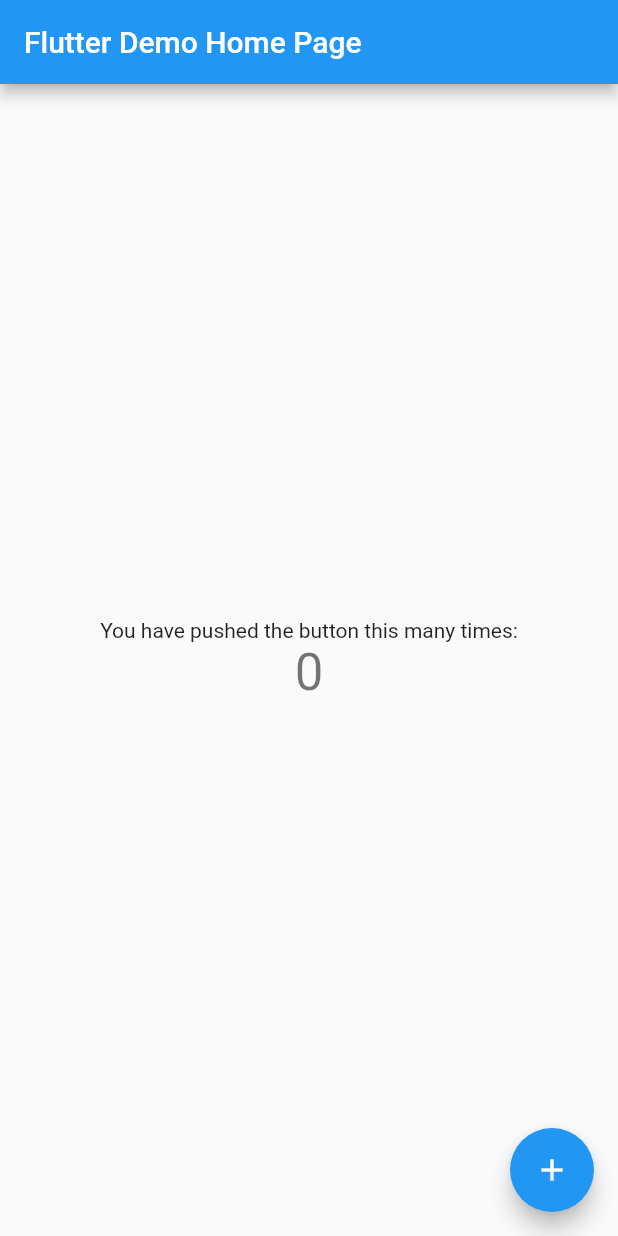
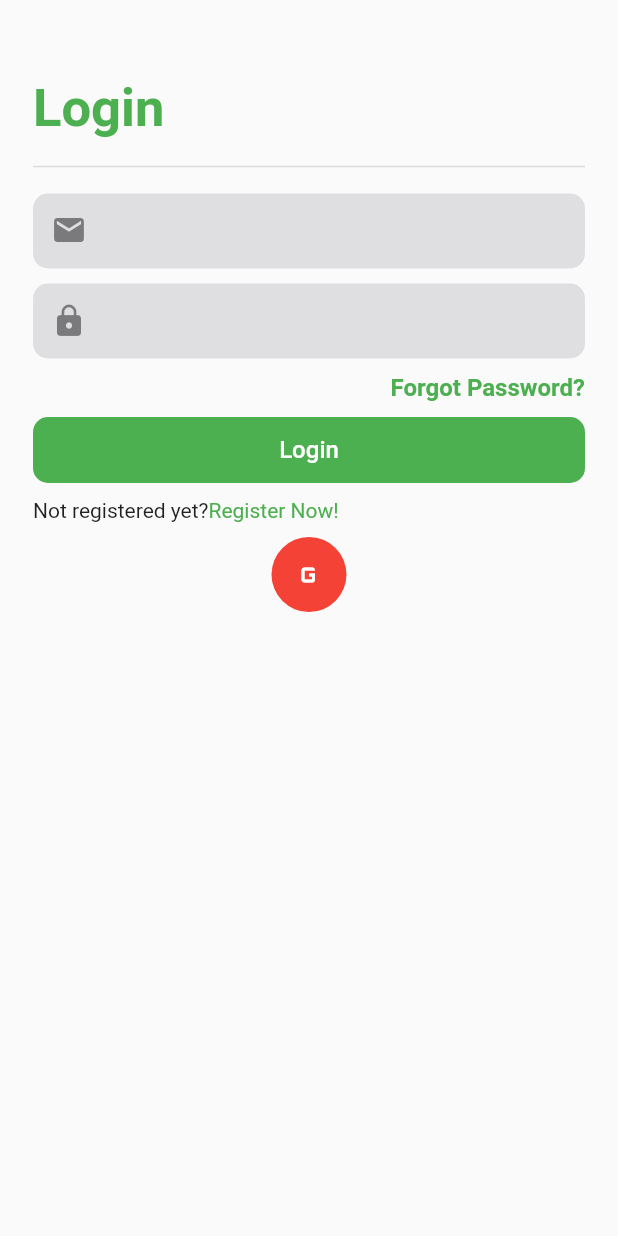
Before and after one commit to mayankbhootra/boilerplate_clean_riverpod, a Flutter app: the screen it shows after launch, on a phone screen of 412 x 824 dp. Run offline on Flutter 3.47's test engine with Material 2 defaults, Android fonts, the light colour scheme and no system bars.

Commit message:
add login page

```diff
--- /dev/null
+++ b/lib/features/presentation/pages/login_page.dart
@@ -0,0 +1,135 @@
+import 'package:boilerplate_login/features/presentation/widgets/container_button_widget.dart';
+import 'package:boilerplate_login/features/presentation/widgets/header_widget.dart';
+import 'package:boilerplate_login/features/presentation/widgets/textfield_container_widget.dart';
+import 'package:boilerplate_login/features/presentation/widgets/textfield_password_container_widget.dart';
+import 'package:boilerplate_login/features/presentation/widgets/theme/style.dart';
+import 'package:flutter/material.dart';
+
+class LoginPage extends StatefulWidget {
+  const LoginPage({Key? key}) : super(key: key);
+
+  @override
+  State<LoginPage> createState() => _LoginPageState();
+}
+
+class _LoginPageState extends State<LoginPage> {
+  TextEditingController _emailController = TextEditingController();
+  TextEditingController _passwordController = TextEditingController();
+
+  @override
+  void dispose() {
+    _emailController.dispose();
+    _passwordController.dispose();
+    super.dispose();
+  }
+
+  @override
+  Widget build(BuildContext context) {
+    return Scaffold(
+      body: SingleChildScrollView(
+        child: Container(
+          padding: const EdgeInsets.symmetric(vertical: 32, horizontal: 22),
+          child: Column(
+            children: [
+              const HeaderWidget(title: "Login"),
+              TextFieldContainerWidget(
+                controller: _emailController,
+                prefixIcon: Icons.email,
+                keyboardType: TextInputType.emailAddress,
+              ),
+              const SizedBox(
+                height: 10,
+              ),
+              TextFieldPasswordContainerWidget(
+                controller: _passwordController,
+                prefixIcon: Icons.lock,
+                keyboardType: TextInputType.visiblePassword,
+              ),
+              const SizedBox(
+                height: 10,
+              ),
+              _forgotPasswordWidget(),
+              const SizedBox(
+                height: 10,
+              ),
+              ContainerButtonWidget(
+                  title: "Login",
+                  onTap: () {
+                    print('login done!');
+                  }),
+              const SizedBox(
+                height: 10,
+              ),
+              _rowTextWidget(),
+              const SizedBox(
+                height: 10,
+              ),
+              _rowGoogleWidget(),
+            ],
+          ),
+        ),
+      ),
+    );
+  }
+}
+
+Widget _forgotPasswordWidget() {
+  return Row(
+    mainAxisAlignment: MainAxisAlignment.spaceBetween,
+    children: [
+      const Text(""),
+      Text(
+        "Forgot Password?",
+        style: TextStyle(
+          color: greenColor,
+          fontSize: 16,
+          fontWeight: FontWeight.w700,
+        ),
+      ),
+    ],
+  );
+}
+
+Widget _rowTextWidget() {
+  return Row(
+    children: [
+      const Text('Not registered yet?'),
+      InkWell(
+        onTap: () {
+          //FIXME: navigate to register page...
+        },
+        child: Text(
+          'Register Now!',
+          style: TextStyle(
+            color: greenColor,
+          ),
+        ),
+      )
+    ],
+  );
+}
+
+Widget _rowGoogleWidget() {
+  return Row(
+    mainAxisAlignment: MainAxisAlignment.center,
+    children: [
+      InkWell(
+        onTap: (){
+          //FIXME: google login...
+        },
+        child: Container(
+          height: 50,
+          width: 50,
+          decoration: BoxDecoration(
+            borderRadius: BorderRadius.circular(50),
+            color: Colors.red,
+          ),
+          child: Icon(
+            Icons.g_mobiledata,
+            color: Colors.white,
+          ),
+        ),
+      )
+    ],
+  );
+}
--- /dev/null
+++ b/lib/features/presentation/widgets/container_button_widget.dart
@@ -0,0 +1,36 @@
+import 'package:boilerplate_login/features/presentation/widgets/theme/style.dart';
+import 'package:flutter/material.dart';
+
+class ContainerButtonWidget extends StatelessWidget {
+  final String title;
+  final VoidCallback? onTap;
+  const ContainerButtonWidget({
+    Key? key,
+    required this.title,
+    this.onTap,
+  }) : super(key: key);
+
+  @override
+  Widget build(BuildContext context) {
+    return InkWell(
+      onTap: onTap,
+      child: Container(
+        height: 44,
+        width: MediaQuery.of(context).size.width,
+        decoration: BoxDecoration(
+          color: greenColor,
+          borderRadius: BorderRadius.circular(10),
+        ),
+        alignment: Alignment.center,
+        child: Text(
+          title,
+          style: const TextStyle(
+            color: Colors.white,
+            fontSize: 16,
+            fontWeight: FontWeight.w500,
+          ),
+        ),
+      ),
+    );
+  }
+}
--- /dev/null
+++ b/lib/features/presentation/widgets/header_widget.dart
@@ -0,0 +1,36 @@
+import 'package:flutter/material.dart';
+
+import 'package:boilerplate_login/features/presentation/widgets/theme/style.dart';
+
+class HeaderWidget extends StatelessWidget {
+  final String title;
+  const HeaderWidget({Key? key,required this.title}) : super(key: key);
+
+  @override
+  Widget build(BuildContext context) {
+    return Column(
+      children: [
+        SizedBox(
+          height: 20,
+        ),
+        Container(
+          alignment: Alignment.topLeft,
+          child: Text(
+            title,
+            style: TextStyle(
+                fontSize: 35, color: greenColor, fontWeight: FontWeight.w700),
+          ),
+        ),
+        SizedBox(
+          height: 10,
+        ),
+        Divider(
+          thickness: 1,
+        ),
+        SizedBox(
+          height: 10,
+        ),
+      ],
+    );
+  }
+}
--- /dev/null
+++ b/lib/features/presentation/widgets/textfield_container_widget.dart
@@ -0,0 +1,34 @@
+import 'package:boilerplate_login/features/presentation/widgets/theme/style.dart';
+import 'package:flutter/material.dart';
+
+class TextFieldContainerWidget extends StatelessWidget {
+  final TextEditingController? controller;
+  final IconData? prefixIcon;
+  final TextInputType? keyboardType;
+  const TextFieldContainerWidget({
+    Key? key,
+    this.controller,
+    this.prefixIcon,
+    this.keyboardType,
+  }) : super(key: key);
+
+  @override
+  Widget build(BuildContext context) {
+    return Container(
+      height: 50,
+      width: MediaQuery.of(context).size.width,
+      decoration: BoxDecoration(
+        color: color747480.withOpacity(0.2),
+        borderRadius: BorderRadius.circular(10),
+      ),
+      child: TextField(
+        keyboardType: keyboardType,
+        controller: controller,
+        decoration: InputDecoration(
+          border: InputBorder.none,
+          prefixIcon: Icon(prefixIcon),
+        ),
+      ),
+    );
+  }
+}
--- /dev/null
+++ b/lib/features/presentation/widgets/textfield_password_container_widget.dart
@@ -0,0 +1,53 @@
+import 'package:boilerplate_login/features/presentation/widgets/theme/style.dart';
+import 'package:flutter/material.dart';
+
+class TextFieldPasswordContainerWidget extends StatefulWidget {
+  final TextEditingController? controller;
+  final IconData? prefixIcon;
+  final TextInputType? keyboardType;
+  const TextFieldPasswordContainerWidget({
+    Key? key,
+    this.controller,
+    this.prefixIcon,
+    this.keyboardType,
+  }) : super(key: key);
+
+  @override
+  State<TextFieldPasswordContainerWidget> createState() =>
+      _TextFieldPasswordContainerWidgetState();
+}
+
+class _TextFieldPasswordContainerWidgetState
+    extends State<TextFieldPasswordContainerWidget> {
+  bool isObscureText = true;
+
+  @override
+  Widget build(BuildContext context) {
+    return Container(
+      height: 50,
+      width: MediaQuery.of(context).size.width,
+      decoration: BoxDecoration(
+        color: color747480.withOpacity(0.2),
+        borderRadius: BorderRadius.circular(10),
+      ),
+      child: TextField(
+        obscureText: isObscureText,
+        keyboardType: widget.keyboardType,
+        controller: widget.controller,
+        decoration: InputDecoration(
+          border: InputBorder.none,
+          prefixIcon: Icon(widget.prefixIcon),
+          suffix: InkWell(
+            onTap: () {
+              setState(() {
+                isObscureText = !isObscureText;
+              });
+            },
+            child: Icon(
+                isObscureText ? Icons.remove_red_eye : Icons.panorama_fish_eye),
+          ),
+        ),
+      ),
+    );
+  }
+}
--- /dev/null
+++ b/lib/features/presentation/widgets/theme/style.dart
@@ -0,0 +1,13 @@
+import 'package:flutter/material.dart';
+
+final Color darkPrimaryColor = Color.fromRGBO(56,142,60, 1);
+final Color lightPrimaryColor = Color.fromRGBO(200,230,201, 1);
+final Color primaryColor = Color.fromRGBO(76,175,80,1);
+final colorD96F43=Color.fromRGBO(217 , 111, 67, 1);
+final Color textIconColor = Color.fromRGBO(255,255,255,1);
+final Color textPrimaryColor = Color.fromRGBO(33,33,33,1);
+final Color dividerColor = Color.fromRGBO(189,189,189,1);
+final Color textIconColorGray = Colors.black;
+final Color greenColor = Color.fromRGBO(76,175,80,1);
+final color747480= Color.fromRGBO(116 , 116 , 128, 1);
+final colorC1C1C1=Color.fromRGBO(193 , 193 , 193, 1);
--- a/lib/main.dart
+++ b/lib/main.dart
@@ -1,3 +1,5 @@
+import 'package:boilerplate_login/features/presentation/pages/login_page.dart';
+import 'package:boilerplate_login/on_generate_route.dart';
 import 'package:flutter/material.dart';
 
 void main() {
@@ -11,105 +13,17 @@
   @override
   Widget build(BuildContext context) {
     return MaterialApp(
-      title: 'Flutter Demo',
+      title: 'Login Template',
       theme: ThemeData(
-        // This is the theme of your application.
-        //
-        // Try running your application with "flutter run". You'll see the
-        // application has a blue toolbar. Then, without quitting the app, try
-        // changing the primarySwatch below to Colors.green and then invoke
-        // "hot reload" (press "r" in the console where you ran "flutter run",
-        // or simply save your changes to "hot reload" in a Flutter IDE).
-        // Notice that the counter didn't reset back to zero; the application
-        // is not restarted.
-        primarySwatch: Colors.blue,
+        primarySwatch: Colors.green,
       ),
-      home: const MyHomePage(title: 'Flutter Demo Home Page'),
+      onGenerateRoute: OnGenerateRoute.route,
+      initialRoute: "/",
+      routes: {
+        "/": (context) {
+          return LoginPage();
+        },
+      },
     );
   }
 }
-
-class MyHomePage extends StatefulWidget {
-  const MyHomePage({Key? key, required this.title}) : super(key: key);
-
-  // This widget is the home page of your application. It is stateful, meaning
-  // that it has a State object (defined below) that contains fields that affect
-  // how it looks.
-
-  // This class is the configuration for the state. It holds the values (in this
-  // case the title) provided by the parent (in this case the App widget) and
-  // used by the build method of the State. Fields in a Widget subclass are
-  // always marked "final".
-
-  final String title;
-
-  @override
-  State<MyHomePage> createState() => _MyHomePageState();
-}
-
-class _MyHomePageState extends State<MyHomePage> {
-  int _counter = 0;
-
-  void _incrementCounter() {
-    setState(() {
-      // This call to setState tells the Flutter framework that something has
-      // changed in this State, which causes it to rerun the build method below
-      // so that the display can reflect the updated values. If we changed
-      // _counter without calling setState(), then the build method would not be
-      // called again, and so nothing would appear to happen.
-      _counter++;
-    });
-  }
-
-  @override
-  Widget build(BuildContext context) {
-    // This method is rerun every time setState is called, for instance as done
-    // by the _incrementCounter method above.
-    //
-    // The Flutter framework has been optimized to make rerunning build methods
-    // fast, so that you can just rebuild anything that needs updating rather
-    // than having to individually change instances of widgets.
-    return Scaffold(
-      appBar: AppBar(
-        // Here we take the value from the MyHomePage object that was created by
-        // the App.build method, and use it to set our appbar title.
-        title: Text(widget.title),
-      ),
-      body: Center(
-        // Center is a layout widget. It takes a single child and positions it
-        // in the middle of the parent.
-        child: Column(
-          // Column is also a layout widget. It takes a list of children and
-          // arranges them vertically. By default, it sizes itself to fit its
-          // children horizontally, and tries to be as tall as its parent.
-          //
-          // Invoke "debug painting" (press "p" in the console, choose the
-          // "Toggle Debug Paint" action from the Flutter Inspector in Android
-          // Studio, or the "Toggle Debug Paint" command in Visual Studio Code)
-          // to see the wireframe for each widget.
-          //
-          // Column has various properties to control how it sizes itself and
-          // how it positions its children. Here we use mainAxisAlignment to
-          // center the children vertically; the main axis here is the vertical
-          // axis because Columns are vertical (the cross axis would be
-          // horizontal).
-          mainAxisAlignment: MainAxisAlignment.center,
-          children: <Widget>[
-            const Text(
-              'You have pushed the button this many times:',
-            ),
-            Text(
-              '$_counter',
-              style: Theme.of(context).textTheme.headline4,
-            ),
-          ],
-        ),
-      ),
-      floatingActionButton: FloatingActionButton(
-        onPressed: _incrementCounter,
-        tooltip: 'Increment',
-        child: const Icon(Icons.add),
-      ), // This trailing comma makes auto-formatting nicer for build methods.
-    );
-  }
-}
--- /dev/null
+++ b/lib/on_generate_route.dart
@@ -0,0 +1,37 @@
+// import 'dart:html';
+
+import 'package:flutter/material.dart';
+
+import './features/presentation/pages/login_page.dart';
+
+class OnGenerateRoute {
+  static Route<dynamic> route(RouteSettings settings) {
+    final args = settings.arguments;
+    switch (settings.name) {
+      case "/":
+        {
+          return materialBuilder(widget: LoginPage());
+        }
+      default:
+        return materialBuilder(widget: ErrorPage());
+    }
+  }
+}
+
+class ErrorPage extends StatelessWidget {
+  @override
+  Widget build(BuildContext context) {
+    return Scaffold(
+      appBar: AppBar(
+        title: Text("Error Page"),
+      ),
+      body: Center(
+        child: Text("Error Page"),
+      ),
+    );
+  }
+}
+
+MaterialPageRoute materialBuilder({required Widget widget}) {
+  return MaterialPageRoute(builder: (_) => widget);
+}
```
Also changed, not shown: pubspec.yaml (+21 -0 lines).
